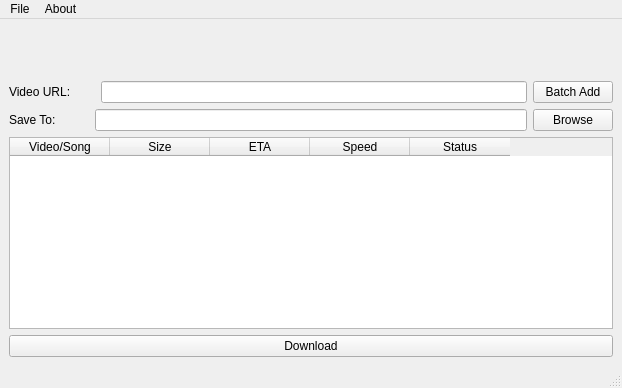
Qt form resources/gui_qt-designer.ui (yasoob/youtube-dl-GUI) before a commit.
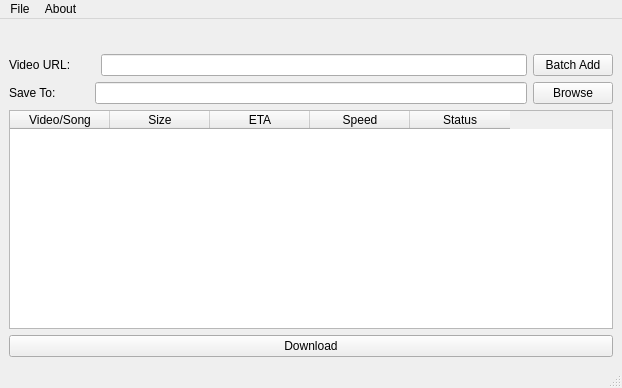
The same form after that commit. Icons and pictures are not drawn.

Commit message: Created an updated interface with working controls

The edit to the form file:
```diff
--- a/resources/gui_qt-designer.ui
+++ b/resources/gui_qt-designer.ui
@@ -131,7 +131,7 @@
         </item>
        </layout>
       </item>
-      <item alignment="Qt::AlignVCenter">
+      <item>
        <widget class="QTableWidget" name="tableWidget">
         <property name="contextMenuPolicy">
          <enum>Qt::DefaultContextMenu</enum>
```
The commit also changes 6 other files.
